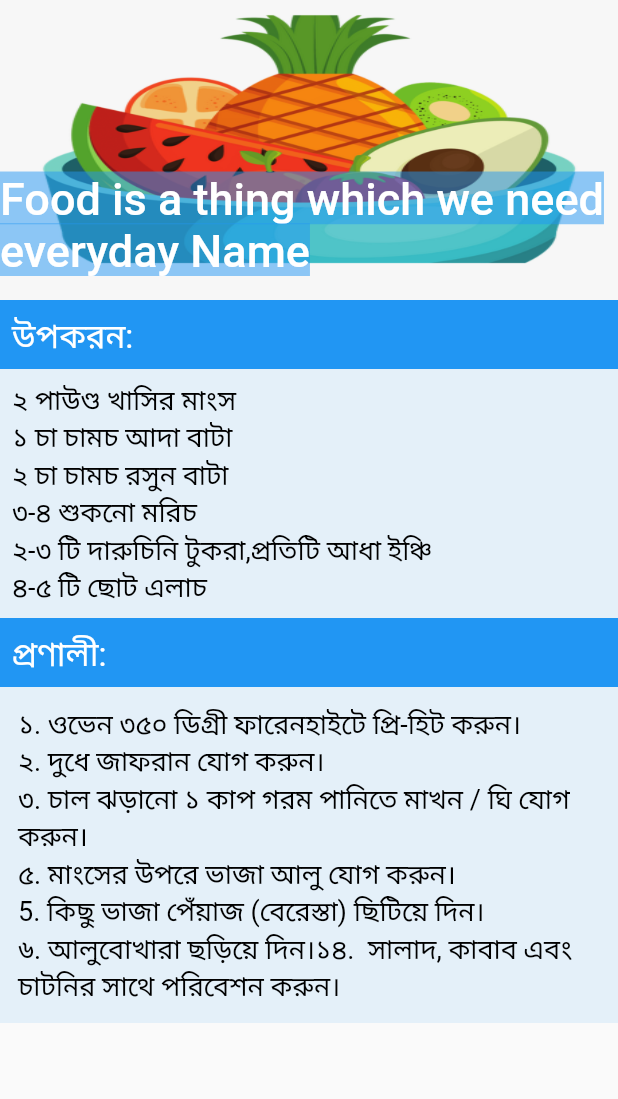
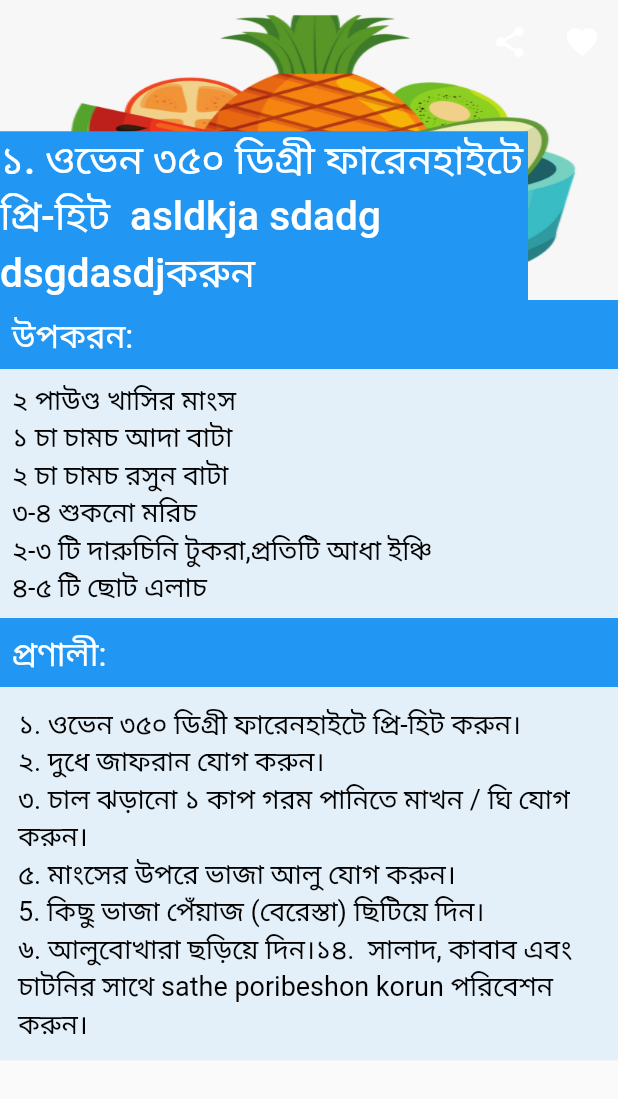
Before and after one commit to mazharulsabbir/flutter_app, a Flutter app: the FoodHome screen opened directly, on a phone screen of 412 x 824 dp. Shown: the top 1099 px of the screen. Run offline on Flutter 3.47's test engine with Material 2 defaults, Android fonts, the phone set to English and light mode, and no system bars; missing offline and left inert: advanced_share.

Commit message:
share button

```diff
--- a/lib/FoodDetails.dart
+++ b/lib/FoodDetails.dart
@@ -1,5 +1,7 @@
 import 'package:flutter/cupertino.dart';
 import 'package:flutter/material.dart';
+import 'package:advanced_share/advanced_share.dart';
+
 
 class FoodDetails extends StatelessWidget {
   @override
@@ -27,19 +29,33 @@ class _FoodHomeState extends State<FoodHome> {
         body: CustomScrollView(
       slivers: <Widget>[
         SliverAppBar(
-          snap: false,
+          actions: <Widget>[
+            IconButton(icon: Icon(Icons.share), onPressed: () {
+              AdvancedShare.generic(msg: "Hello", url: BASE64_IMAGE).then((response) {
+                handleResponse(response);
+              });
+
+            }),
+            IconButton(icon: Icon(Icons.favorite), onPressed: () {
+
+            }),
+          ],
           expandedHeight: 200.0,
           floating: false,
           pinned: true,
           flexibleSpace: FlexibleSpaceBar(
-            title: SizedBox(
-                width: MediaQuery.of(context).size.width,
+            titlePadding: EdgeInsets.only(left:0,top:0,right: 60),
+            title: Container(
+              width: double.infinity,
+              decoration: BoxDecoration(
+                color: Colors.blue,
+              ),
               child: Text(
-                  "Food is a thing which we need everyday Name",
-                  style:
-                      TextStyle(backgroundColor: Colors.blue.withOpacity(.50)),
-                )),
-            centerTitle: true,
+                "১. ওভেন ৩৫০ ডিগ্রী ফারেনহাইটে প্রি-হিট  asldkja sdadg dsgdasdjকরুন",
+                style: TextStyle(fontSize: 18.0, color: Colors.white),
+              ),
+            ),
+            centerTitle: false,
             background: Hero(
               tag: "service_icn",
               child: Image(
@@ -49,9 +65,8 @@ class _FoodHomeState extends State<FoodHome> {
             ),
           ),
         ),
-        SliverList(
-          delegate: SliverChildListDelegate(
-            <Widget>[
+        SliverFillRemaining(
+          child: Column(children: <Widget>[
             Container(
               width: double.infinity,
               decoration: BoxDecoration(
@@ -61,12 +76,10 @@ class _FoodHomeState extends State<FoodHome> {
                 padding: const EdgeInsets.all(8.0),
                 child: Text(
                   "উপকরন:",
-                    style: TextStyle(fontSize: 22.0,color: Colors.white),
-
+                  style: TextStyle(fontSize: 22.0, color: Colors.white),
                 ),
               ),
             ),
-
             Container(
               width: double.infinity,
               decoration: BoxDecoration(
@@ -76,8 +89,7 @@ class _FoodHomeState extends State<FoodHome> {
                 padding: const EdgeInsets.all(8.0),
                 child: Text(
                   "২ পাউণ্ড খাসির মাংস\n১ চা চামচ আদা বাটা\n২ চা চামচ রসুন বাটা\n৩-৪ শুকনো মরিচ\n২-৩ টি দারুচিনি টুকরা,প্রতিটি আধা ইঞ্চি\n৪-৫ টি ছোট এলাচ",
-                    style: TextStyle(fontSize: 18.0,color: Colors.black),
-
+                  style: TextStyle(fontSize: 18.0, color: Colors.black),
                 ),
               ),
             ),
@@ -90,12 +102,10 @@ class _FoodHomeState extends State<FoodHome> {
                 padding: const EdgeInsets.all(8.0),
                 child: Text(
                   "প্রণালী:",
-                    style: TextStyle(fontSize: 22.0,color: Colors.white),
-
+                  style: TextStyle(fontSize: 22.0, color: Colors.white),
                 ),
               ),
             ),
-
             Container(
               width: double.infinity,
               decoration: BoxDecoration(
@@ -104,16 +114,13 @@ class _FoodHomeState extends State<FoodHome> {
               child: Padding(
                 padding: const EdgeInsets.all(12.0),
                 child: Text(
-                    "১. ওভেন ৩৫০ ডিগ্রী ফারেনহাইটে প্রি-হিট করুন।\n২. দুধে জাফরান যোগ করুন।\n৩. চাল ঝড়ানো ১ কাপ গরম পানিতে মাখন / ঘি যোগ করুন।\n৫. মাংসের উপরে ভাজা আলু যোগ করুন।\n5. কিছু ভাজা পেঁয়াজ (বেরেস্তা) ছিটিয়ে দিন।\n৬. আলুবোখারা ছড়িয়ে দিন।১৪.  সালাদ, কাবাব এবং চাটনির সাথে পরিবেশন করুন।",
-                    style: TextStyle(fontSize: 18.0,color: Colors.black),
-
+                  "১. ওভেন ৩৫০ ডিগ্রী ফারেনহাইটে প্রি-হিট করুন।\n২. দুধে জাফরান যোগ করুন।\n৩. চাল ঝড়ানো ১ কাপ গরম পানিতে মাখন / ঘি যোগ করুন।\n৫. মাংসের উপরে ভাজা আলু যোগ করুন।\n5. কিছু ভাজা পেঁয়াজ (বেরেস্তা) ছিটিয়ে দিন।\n৬. আলুবোখারা ছড়িয়ে দিন।১৪.  সালাদ, কাবাব এবং চাটনির সাথে sathe poribeshon korun পরিবেশন করুন।",
+                  style: TextStyle(fontSize: 18.0, color: Colors.black),
                 ),
               ),
             ),
-            ]
+          ]),
         ),
-        )
-
       ],
     ));
   }
--- a/pubspec.yaml
+++ b/pubspec.yaml
@@ -12,6 +12,7 @@ dependencies:
   cupertino_icons: ^0.1.2
   fluttertoast: 3.1.3
   flutter_staggered_grid_view: "^0.3.0"
+  advanced_share: ^0.1.0
 
 
 
```
Lines whose indentation alone changed are shown as unchanged.
